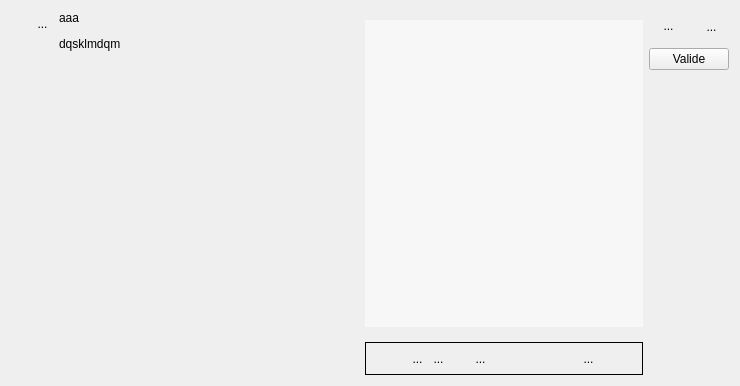
First picture: the form in UiQT5/desWidgetPlusieursTuple.ui, repository SalomePlatform/eficas_tools, before the edit.
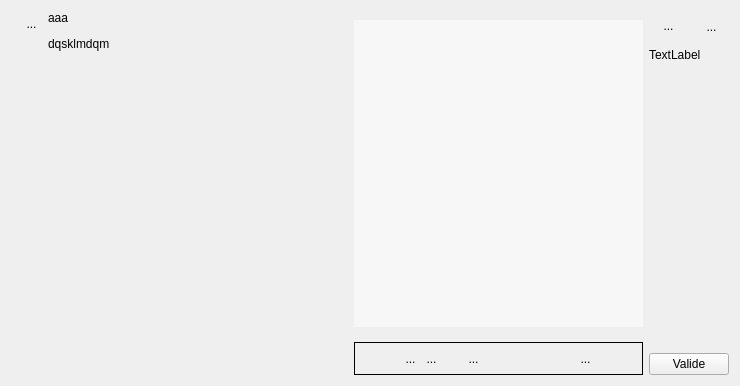
Second picture: the form after the edit. Icons and pictures are not drawn. Custom widgets are drawn as their Qt base class.

Patch:
```diff
--- a/UiQT5/desWidgetPlusieursTuple.ui
+++ b/UiQT5/desWidgetPlusieursTuple.ui
@@ -26,8 +26,14 @@
    <string>Form</string>
   </property>
   <layout class="QHBoxLayout" name="horizontalLayout_2">
+   <property name="leftMargin">
+    <number>0</number>
+   </property>
    <item>
     <layout class="QVBoxLayout" name="verticalLayout_5">
+     <property name="spacing">
+      <number>0</number>
+     </property>
      <item>
       <layout class="QVBoxLayout" name="verticalLayout_2">
        <property name="spacing">
@@ -222,7 +228,7 @@
             <rect>
              <x>0</x>
              <y>0</y>
-             <width>270</width>
+             <width>279</width>
              <height>307</height>
             </rect>
            </property>
@@ -605,9 +611,9 @@
       </layout>
      </item>
      <item>
-      <widget class="QPushButton" name="PBValideFeuille">
+      <widget class="QLabel" name="lineEditUnite">
        <property name="text">
-        <string>Valide</string>
+        <string>TextLabel</string>
        </property>
       </widget>
      </item>
@@ -624,6 +630,13 @@
        </property>
       </spacer>
      </item>
+     <item>
+      <widget class="QPushButton" name="PBValideFeuille">
+       <property name="text">
+        <string>Valide</string>
+       </property>
+      </widget>
+     </item>
     </layout>
    </item>
   </layout>
```
Left out of the diff: 3 changed lines with no effect on the pictures.
